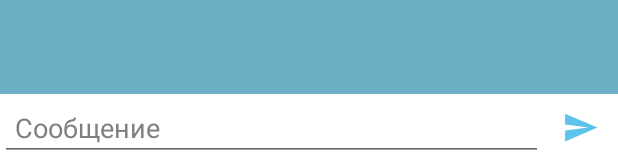
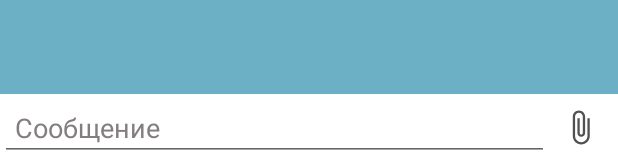
Before and after one commit to Arab1997/TelegramClone, an Android app: the layout fragment_single_chat.xml on its own in the app's theme, with its tools: preview values and no code run, on a phone screen of 412 x 824 dp. Shown: the part 1075-1233 px from the top of the screen. Run offline under Robolectric (Android 15) with nearby library versions, the phone set to English and light mode, and no system bars.

Commit message:
lesson 46

```diff
--- a/app/src/main/java/myway/telegram/ui/fragments/SettingsFragment.kt
+++ b/app/src/main/java/myway/telegram/ui/fragments/SettingsFragment.kt
@@ -61,8 +61,6 @@ class SettingsFragment : BaseFragment(R.layout.fragment_settings) {
         }
         return true
     }
-
-
     override fun onActivityResult(requestCode: Int, resultCode: Int, data: Intent?) {
         /* Активность которая запускается для получения картинки для фото пользователя */
         super.onActivityResult(requestCode, resultCode, data)
@@ -92,6 +90,4 @@ class SettingsFragment : BaseFragment(R.layout.fragment_settings) {
             }
         }
     }
-
-
 }
--- /dev/null
+++ b/app/src/main/res/drawable/ic_baseline_attach_file_24.xml
@@ -0,0 +1,5 @@
+<vector android:height="24dp" android:tint="#515151"
+    android:viewportHeight="24" android:viewportWidth="24"
+    android:width="24dp" xmlns:android="http://schemas.android.com/apk/res/android">
+    <path android:fillColor="@android:color/white" android:pathData="M16.5,6v11.5c0,2.21 -1.79,4 -4,4s-4,-1.79 -4,-4V5c0,-1.38 1.12,-2.5 2.5,-2.5s2.5,1.12 2.5,2.5v10.5c0,0.55 -0.45,1 -1,1s-1,-0.45 -1,-1V6H10v9.5c0,1.38 1.12,2.5 2.5,2.5s2.5,-1.12 2.5,-2.5V5c0,-2.21 -1.79,-4 -4,-4S7,2.79 7,5v12.5c0,3.04 2.46,5.5 5.5,5.5s5.5,-2.46 5.5,-5.5V6h-1.5z"/>
+</vector>
--- /dev/null
+++ b/app/src/main/res/drawable/ic_voice.xml
@@ -0,0 +1,5 @@
+<vector android:height="24dp" android:tint="#515151"
+    android:viewportHeight="24" android:viewportWidth="24"
+    android:width="24dp" xmlns:android="http://schemas.android.com/apk/res/android">
+    <path android:fillColor="@android:color/white" android:pathData="M12,15c1.66,0 2.99,-1.34 2.99,-3L15,6c0,-1.66 -1.34,-3 -3,-3S9,4.34 9,6v6c0,1.66 1.34,3 3,3zM17.3,12c0,3 -2.54,5.1 -5.3,5.1S6.7,15 6.7,12L5,12c0,3.42 2.72,6.23 6,6.72L11,22h2v-3.28c3.28,-0.48 6,-3.3 6,-6.72h-1.7z"/>
+</vector>
--- a/app/src/main/res/layout/fragment_single_chat.xml
+++ b/app/src/main/res/layout/fragment_single_chat.xml
@@ -43,10 +43,32 @@
         android:layout_width="50dp"
         android:layout_height="0dp"
         android:padding="@dimen/appPadding"
+        android:visibility="gone"
         android:src="@drawable/ic_action_send"
         app:layout_constraintBottom_toBottomOf="parent"
         app:layout_constraintEnd_toEndOf="parent"
         app:layout_constraintTop_toTopOf="@+id/chat_input_message" />
 
+    <ImageView
+        android:id="@+id/chat_btn_attach"
+        android:layout_width="50dp"
+        android:layout_height="0dp"
+        android:background="@color/colorAccent"
+        android:padding="@dimen/appPadding"
+        android:src="@drawable/ic_baseline_attach_file_24"
+        app:layout_constraintBottom_toBottomOf="parent"
+        app:layout_constraintEnd_toEndOf="@+id/chat_input_message"
+        app:layout_constraintTop_toTopOf="@+id/chat_input_message" />
+
+<!--    <ImageView
+        android:id="@+id/chat_btn_voice"
+        android:layout_width="50dp"
+        android:layout_height="0dp"
+        android:background="@color/colorAccent"
+        android:padding="@dimen/appPadding"
+        android:src="@drawable/ic_voice"
+        app:layout_constraintBottom_toBottomOf="parent"
+        app:layout_constraintEnd_toEndOf="parent"
+        app:layout_constraintTop_toTopOf="@+id/chat_input_message" />-->
 
 </androidx.constraintlayout.widget.ConstraintLayout>
```
Also changed, not shown: app/src/main/java/myway/telegram/database/appDatabaseHelper.kt (+23 -0 lines), app/src/main/java/myway/telegram/ui/fragments/single_chat/SingleChatFragment.kt (+54 -5 lines).
